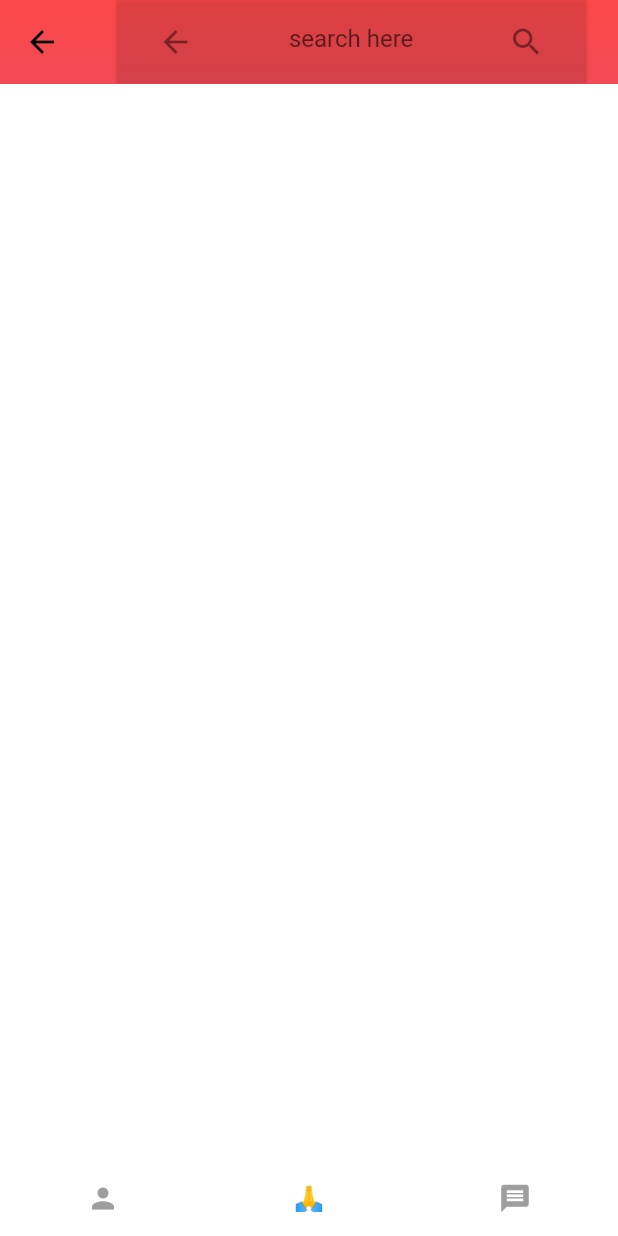
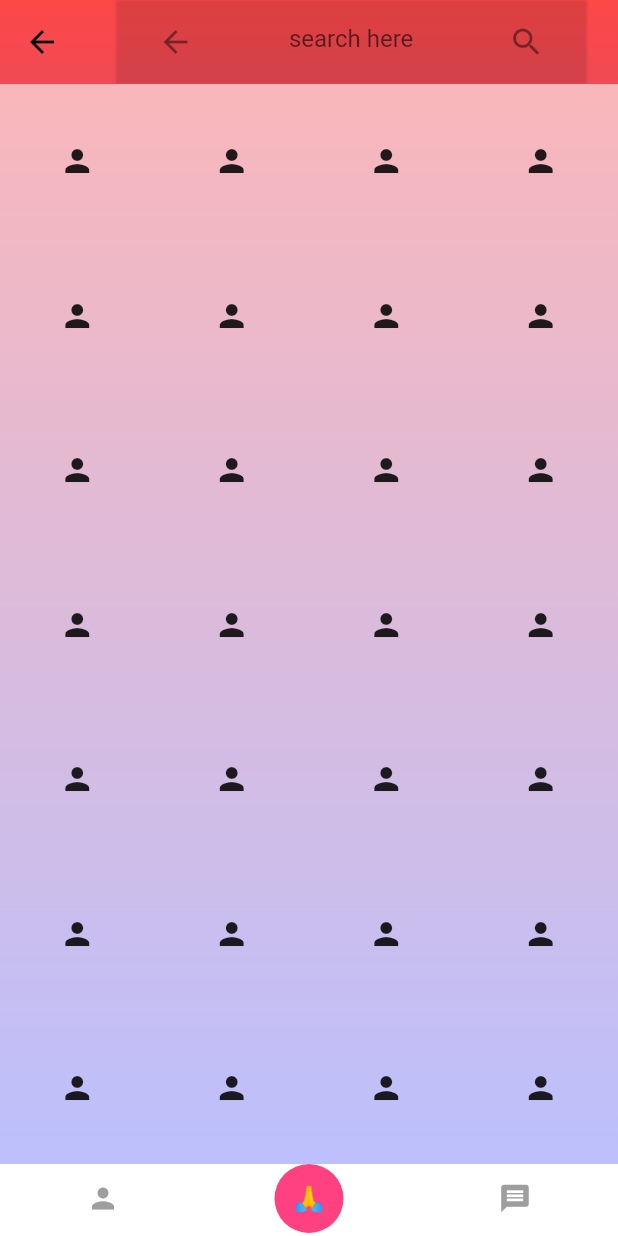
Before and after one commit to pranavkapoorr/Namaste, a Flutter app: the NamasteHome screen opened directly, tab 2 chosen, after a tap on the "search" icon, on a phone screen of 412 x 824 dp. Run offline on Flutter 3.47's test engine with Material 2 defaults, Android fonts, the phone set to English and light mode, and no system bars; our stand-ins replace camera, cloud_firestore, firebase_messaging, shared_preferences, sqflite; missing offline and left inert: carousel; accounts and stored records are empty; network calls fail.

Commit message:
built namastepage

```diff
--- a/lib/views/Namaste.dart
+++ b/lib/views/Namaste.dart
@@ -10,6 +10,7 @@ class _NamasteState extends State<Namaste> with TickerProviderStateMixin{
   Animation<double> _iconAnimation;
   AnimationController _iconAnimationController;
   bool _searchClicked = false;
+  List tiles = [];
 
 
   @override
@@ -22,8 +23,12 @@ class _NamasteState extends State<Namaste> with TickerProviderStateMixin{
     );
     _iconAnimation.addListener(() => this.setState(() {}));
     super.initState();
+
   }
 
+  void _makeTiles(){
+
+  }
   @override
   Widget build(BuildContext context){
     return  NestedScrollView(
@@ -32,7 +37,19 @@ class _NamasteState extends State<Namaste> with TickerProviderStateMixin{
               _searchClicked?_searchAppBar(innerBoxIsScrolled):_normalAppBar(innerBoxIsScrolled),
             ];
           },
-          body: new Scaffold(backgroundColor: Colors.white,),
+          body: new Scaffold(
+            backgroundColor: Colors.white.withOpacity(0.6),
+            body: GridView(
+              gridDelegate: SliverGridDelegateWithFixedCrossAxisCount(crossAxisCount: 4),
+              children: <Widget>[GridTile(child: Icon(Icons.person)),GridTile(child: Icon(Icons.person)),GridTile(child: Icon(Icons.person)),
+              GridTile(child: Icon(Icons.person)),GridTile(child: Icon(Icons.person)),GridTile(child: Icon(Icons.person)),GridTile(child: Icon(Icons.person)),
+              GridTile(child: Icon(Icons.person)),GridTile(child: Icon(Icons.person)),GridTile(child: Icon(Icons.person)),GridTile(child: Icon(Icons.person)),GridTile(child: Icon(Icons.person)),
+              GridTile(child: Icon(Icons.person)),GridTile(child: Icon(Icons.person)),GridTile(child: Icon(Icons.person)),GridTile(child: Icon(Icons.person)),GridTile(child: Icon(Icons.person)),
+              GridTile(child: Icon(Icons.person)),GridTile(child: Icon(Icons.person)),GridTile(child: Icon(Icons.person)),GridTile(child: Icon(Icons.person)),GridTile(child: Icon(Icons.person)),
+              GridTile(child: Icon(Icons.person)),GridTile(child: Icon(Icons.person)),GridTile(child: Icon(Icons.person)),GridTile(child: Icon(Icons.person)),GridTile(child: Icon(Icons.person)),
+              GridTile(child: Icon(Icons.person)),GridTile(child: Icon(Icons.person)),GridTile(child: Icon(Icons.person)),GridTile(child: Icon(Icons.person)),GridTile(child: Icon(Icons.person)),],
+            ),
+          ),
       );
   }
   SliverAppBar _searchAppBar(bool innerBoxIsScrolled){
@@ -75,27 +92,6 @@ class _NamasteState extends State<Namaste> with TickerProviderStateMixin{
         new IconButton(icon:new Icon(Icons.search),onPressed: (){setState(() {
           _searchClicked = true;
         });},),
-        new Padding(
-          padding: const EdgeInsets.symmetric(horizontal: 5.0),
-        ),
-        new PopupMenuButton(
-          elevation: 10.0,
-          tooltip:"Settings",
-          icon: new Icon(Icons.more_vert) ,
-          onSelected: (dynamic value){
-            Navigator.push(context, new MaterialPageRoute(builder: (context)=>value));
-          },
-          itemBuilder: (BuildContext context) => <PopupMenuItem>[
-            new PopupMenuItem(
-                value: new SettingsScreen(),
-                child: new Text('Settings')
-            ),
-            new PopupMenuItem(
-                value: new LogoPage(),
-                child: new Text('About')
-            ),
-          ],
-        ),
       ],
     );
   }
--- a/lib/views/NamasteHome.dart
+++ b/lib/views/NamasteHome.dart
@@ -68,7 +68,7 @@ class _NamasteHomeState extends State<NamasteHome> with TickerProviderStateMixin
           controller: _tabController,
           tabs: <Widget>[
             new Tab(icon: new Icon(Icons.person,size: 22.0,)),
-            new Tab(icon: new CircleAvatar(backgroundColor: Colors.transparent,child: Text("🙏")),),
+            new Tab(icon: new CircleAvatar(radius: 30.0,backgroundColor: Colors.pinkAccent,child: Text("🙏")),),
             new Tab(icon: new Icon(Icons.message,size: 22.0,)),
           ],
         ),
--- a/lib/views/Settings_Screen.dart
+++ b/lib/views/Settings_Screen.dart
@@ -47,9 +47,9 @@ class _SettingsScreenState extends State<SettingsScreen>{
                         new ListTile(leading: new Icon(Icons.notifications,color:Colors.amberAccent),title: new Text("Notifications"),onTap: _notificationsPage,trailing: Icon(Icons.navigate_next)),
                         new Divider(height: 1.0,color: Colors.black,),
                         new ListTile(leading: new Icon(Icons.help,color:Colors.redAccent),title: new Text("Help and FeedBack"),onTap: _testDbPage,trailing: Icon(Icons.navigate_next))
-                      ]
+                   ]
                 ),
-                ),
+              ),
             ],
           ),
         )
```
